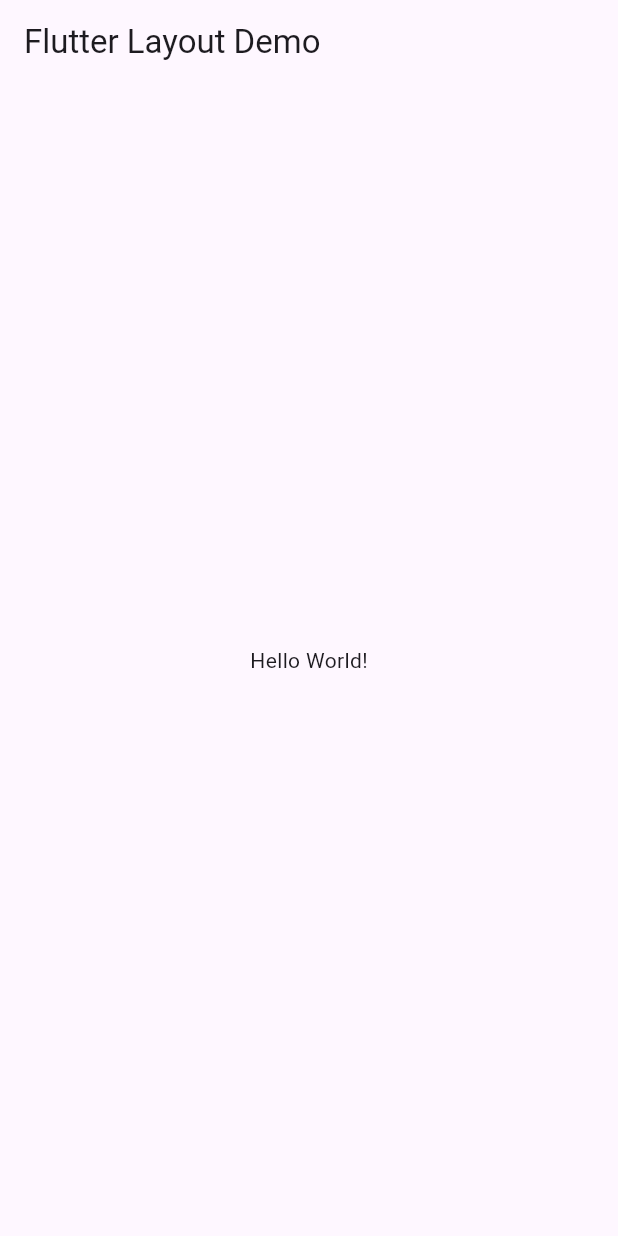
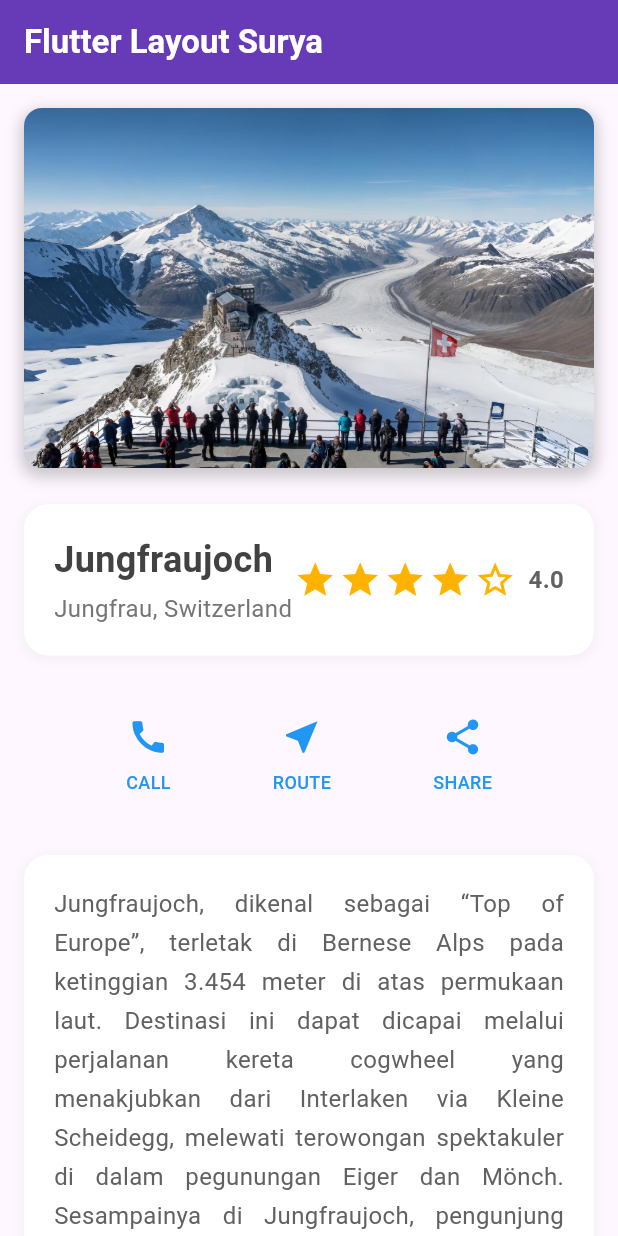
Before and after one commit to SuryaRf/flutter-layout-and-navigation, a Flutter app: the screen it shows after launch, on a phone screen of 412 x 824 dp. Run offline on Flutter 3.47's test engine with Material 3 defaults, Android fonts, the phone set to English and light mode, and no system bars.

Commit message:
until langkah 3

```diff
--- a/lib/main.dart
+++ b/lib/main.dart
@@ -7,104 +7,264 @@ void main() {
 class MyApp extends StatelessWidget {
   const MyApp({super.key});
 
-  // This widget is the root of your application.
   @override
   Widget build(BuildContext context) {
     return MaterialApp(
+      debugShowCheckedModeBanner: false,
       title: 'Flutter Layout: Surya Rahmat Fatahillah & 2341760020',
       theme: ThemeData(
         colorScheme: ColorScheme.fromSeed(seedColor: Colors.deepPurple),
+        useMaterial3: true,
       ),
-      home: Scaffold(
-        appBar: AppBar(title: const Text('Flutter Layout Demo')),
-        body: const Center(child: Text('Hello World!')),
+      home: const HomePage(),
+    );
+  }
+}
+
+class HomePage extends StatelessWidget {
+  const HomePage({super.key});
+
+  @override
+  Widget build(BuildContext context) {
+    return Scaffold(
+      appBar: AppBar(
+        title: const Text(
+          'Flutter Layout Surya',
+          style: TextStyle(
+            fontWeight: FontWeight.bold,
+            color: Colors.white,
+          ),
+        ),
+        backgroundColor: Colors.deepPurple,
+        elevation: 0,
+      ),
+      body: SingleChildScrollView(
+        child: Padding(
+          padding: const EdgeInsets.all(16.0),
+          child: Column(
+            crossAxisAlignment: CrossAxisAlignment.center,
+            children: [
+              // Image Section
+              _buildImageSection(),
+
+              const SizedBox(height: 24),
+
+              // Information Section
+              _buildInfoSection(),
+
+              const SizedBox(height: 24),
+
+              // Action Buttons Section
+              _buildActionButtons(),
+
+              const SizedBox(height: 24),
+
+              // Description Section
+              _buildDescriptionSection(),
+            ],
+          ),
+        ),
+      ),
+    );
+  }
+
+  Widget _buildImageSection() {
+    return Container(
+      decoration: BoxDecoration(
+        borderRadius: BorderRadius.circular(12),
+        boxShadow: [
+          BoxShadow(
+            color: Colors.black.withOpacity(0.2),
+            spreadRadius: 2,
+            blurRadius: 8,
+            offset: const Offset(0, 4),
+          ),
+        ],
+      ),
+      child: ClipRRect(
+        borderRadius: BorderRadius.circular(12),
+        child: Image.asset(
+          'assets/swiss.jpg',
+          width: double.infinity,
+          height: 240,
+          fit: BoxFit.cover,
+        ),
+      ),
+    );
+  }
+
+  Widget _buildInfoSection() {
+    return Container(
+      width: double.infinity,
+      padding: const EdgeInsets.all(20),
+      decoration: BoxDecoration(
+        color: Colors.white,
+        borderRadius: BorderRadius.circular(16),
+        boxShadow: [
+          BoxShadow(
+            color: Colors.grey.withOpacity(0.1),
+            spreadRadius: 1,
+            blurRadius: 6,
+            offset: const Offset(0, 2),
+          ),
+        ],
+      ),
+      child: Row(
+        children: [
+          // Location Information
+          Expanded(
+            child: Column(
+              crossAxisAlignment: CrossAxisAlignment.start,
+              children: [
+                Text(
+                  'Jungfraujoch',
+                  style: TextStyle(
+                    fontSize: 24,
+                    fontWeight: FontWeight.bold,
+                    color: Colors.grey[800],
+                  ),
+                ),
+                const SizedBox(height: 4),
+                Text(
+                  'Jungfrau, Switzerland',
+                  style: TextStyle(
+                    fontSize: 16,
+                    color: Colors.grey[600],
+                  ),
+                ),
+              ],
+            ),
+          ),
+
+          // Star Rating
+          _buildStarRating(),
+        ],
+      ),
+    );
+  }
+
+  Widget _buildStarRating() {
+    return Row(
+      mainAxisSize: MainAxisSize.min,
+      children: [
+        Icon(
+          Icons.star,
+          color: Colors.amber[600],
+          size: 28,
+        ),
+        const SizedBox(width: 2),
+        Icon(
+          Icons.star,
+          color: Colors.amber[600],
+          size: 28,
+        ),
+        const SizedBox(width: 2),
+        Icon(
+          Icons.star,
+          color: Colors.amber[600],
+          size: 28,
+        ),
+        const SizedBox(width: 2),
+        Icon(
+          Icons.star,
+          color: Colors.amber[600],
+          size: 28,
+        ),
+        const SizedBox(width: 2),
+        Icon(
+          Icons.star_outline,
+          color: Colors.amber[600],
+          size: 28,
+        ),
+        const SizedBox(width: 8),
+        Text(
+          '4.0',
+          style: TextStyle(
+            fontSize: 16,
+            fontWeight: FontWeight.w600,
+            color: Colors.grey[700],
+          ),
+        ),
+      ],
+    );
+  }
+
+  Widget _buildActionButtons() {
+    return Container(
+      padding: const EdgeInsets.symmetric(vertical: 16),
+      child: Row(
+        mainAxisAlignment: MainAxisAlignment.spaceEvenly,
+        children: [
+          _buildActionButton(
+            icon: Icons.call,
+            label: 'CALL',
+            color: Colors.blue,
+          ),
+          _buildActionButton(
+            icon: Icons.near_me,
+            label: 'ROUTE',
+            color: Colors.blue,
+          ),
+          _buildActionButton(
+            icon: Icons.share,
+            label: 'SHARE',
+            color: Colors.blue,
+          ),
+        ],
+      ),
+    );
+  }
+
+  Widget _buildActionButton({
+    required IconData icon,
+    required String label,
+    required Color color,
+  }) {
+    return Column(
+      mainAxisSize: MainAxisSize.min,
+      children: [
+        Icon(
+          icon,
+          color: color,
+          size: 28,
+        ),
+        const SizedBox(height: 8),
+        Text(
+          label,
+          style: TextStyle(
+            color: color,
+            fontSize: 12,
+            fontWeight: FontWeight.w500,
+          ),
+        ),
+      ],
+    );
+  }
+
+  Widget _buildDescriptionSection() {
+    return Container(
+      padding: const EdgeInsets.all(20),
+      decoration: BoxDecoration(
+        color: Colors.white,
+        borderRadius: BorderRadius.circular(16),
+        boxShadow: [
+          BoxShadow(
+            color: Colors.grey.withOpacity(0.1),
+            spreadRadius: 1,
+            blurRadius: 6,
+            offset: const Offset(0, 2),
+          ),
+        ],
+      ),
+      child: Text(
+        'Jungfraujoch, dikenal sebagai “Top of Europe”, terletak di Bernese Alps pada ketinggian 3.454 meter di atas permukaan laut. Destinasi ini dapat dicapai melalui perjalanan kereta cogwheel yang menakjubkan dari Interlaken via Kleine Scheidegg, melewati terowongan spektakuler di dalam pegunungan Eiger dan Mönch. Sesampainya di Jungfraujoch, pengunjung disuguhi panorama memukau Aletsch Glacier, gletser terpanjang di Eropa. Di musim dingin maupun musim panas, suhu tetap dingin, sehingga pengunjung dapat menikmati aktivitas seperti bermain salju, ski, mengunjungi Ice Palace, hingga berjalan di observatorium Sphinx yang menawarkan pemandangan 360 derajat Pegunungan Alpen Swiss.',
+        style: TextStyle(
+          fontSize: 16,
+          height: 1.6,
+          color: Colors.grey[700],
+        ),
+        textAlign: TextAlign.justify,
       ),
     );
   }
 }
-
-class MyHomePage extends StatefulWidget {
-  const MyHomePage({super.key, required this.title});
-
-  // This widget is the home page of your application. It is stateful, meaning
-  // that it has a State object (defined below) that contains fields that affect
-  // how it looks.
-
-  // This class is the configuration for the state. It holds the values (in this
-  // case the title) provided by the parent (in this case the App widget) and
-  // used by the build method of the State. Fields in a Widget subclass are
-  // always marked "final".
-
-  final String title;
-
-  @override
-  State<MyHomePage> createState() => _MyHomePageState();
-}
-
-class _MyHomePageState extends State<MyHomePage> {
-  int _counter = 0;
-
-  void _incrementCounter() {
-    setState(() {
-      // This call to setState tells the Flutter framework that something has
-      // changed in this State, which causes it to rerun the build method below
-      // so that the display can reflect the updated values. If we changed
-      // _counter without calling setState(), then the build method would not be
-      // called again, and so nothing would appear to happen.
-      _counter++;
-    });
-  }
-
-  @override
-  Widget build(BuildContext context) {
-    // This method is rerun every time setState is called, for instance as done
-    // by the _incrementCounter method above.
-    //
-    // The Flutter framework has been optimized to make rerunning build methods
-    // fast, so that you can just rebuild anything that needs updating rather
-    // than having to individually change instances of widgets.
-    return Scaffold(
-      appBar: AppBar(
-        // TRY THIS: Try changing the color here to a specific color (to
-        // Colors.amber, perhaps?) and trigger a hot reload to see the AppBar
-        // change color while the other colors stay the same.
-        backgroundColor: Theme.of(context).colorScheme.inversePrimary,
-        // Here we take the value from the MyHomePage object that was created by
-        // the App.build method, and use it to set our appbar title.
-        title: Text(widget.title),
-      ),
-      body: Center(
-        // Center is a layout widget. It takes a single child and positions it
-        // in the middle of the parent.
-        child: Column(
-          // Column is also a layout widget. It takes a list of children and
-          // arranges them vertically. By default, it sizes itself to fit its
-          // children horizontally, and tries to be as tall as its parent.
-          //
-          // Column has various properties to control how it sizes itself and
-          // how it positions its children. Here we use mainAxisAlignment to
-          // center the children vertically; the main axis here is the vertical
-          // axis because Columns are vertical (the cross axis would be
-          // horizontal).
-          //
-          // TRY THIS: Invoke "debug painting" (choose the "Toggle Debug Paint"
-          // action in the IDE, or press "p" in the console), to see the
-          // wireframe for each widget.
-          mainAxisAlignment: MainAxisAlignment.center,
-          children: <Widget>[
-            const Text('You have pushed the button this many times:'),
-            Text(
-              '$_counter',
-              style: Theme.of(context).textTheme.headlineMedium,
-            ),
-          ],
-        ),
-      ),
-      floatingActionButton: FloatingActionButton(
-        onPressed: _incrementCounter,
-        tooltip: 'Increment',
-        child: const Icon(Icons.add),
-      ), // This trailing comma makes auto-formatting nicer for build methods.
-    );
-  }
-}
--- a/pubspec.yaml
+++ b/pubspec.yaml
@@ -58,8 +58,8 @@ flutter:
   uses-material-design: true
 
   # To add assets to your application, add an assets section, like this:
-  # assets:
-  #   - images/a_dot_burr.jpeg
+  assets:
+    - assets/
   #   - images/a_dot_ham.jpeg
 
   # An image asset can refer to one or more resolution-specific "variants", see
```
Also changed, not shown: assets/swiss.jpg (added).
